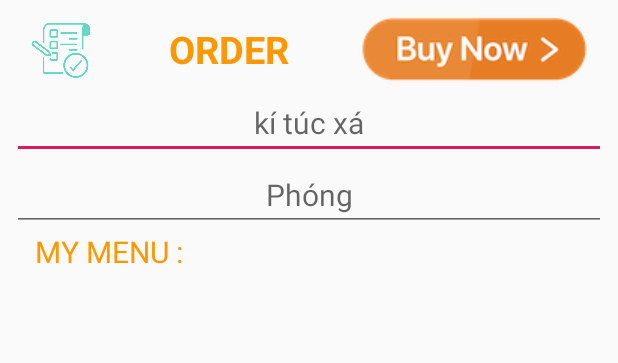
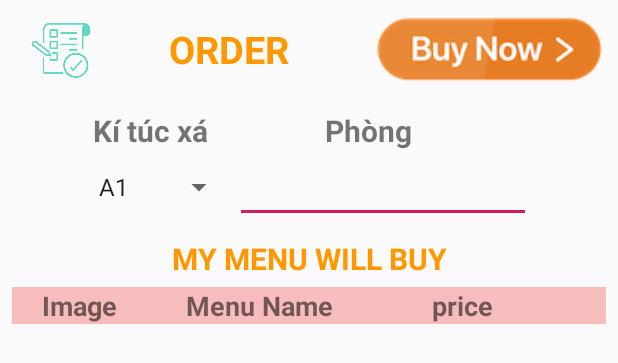
Before and after one commit to sksouk/Foody, an Android app: the layout activity_order.xml on its own in the app's theme, with its tools: preview values and no code run, on a phone screen of 412 x 824 dp. Shown: the top 363 px of the screen. Run offline under Robolectric (Android 15) with nearby library versions, the phone set to English and light mode, and no system bars.

Commit message:
Edit Order and Menu

```diff
--- a/app/src/main/AndroidManifest.xml
+++ b/app/src/main/AndroidManifest.xml
@@ -15,8 +15,8 @@
         android:supportsRtl="true"
         android:theme="@style/AppTheme">
         <activity android:name=".MainActivity"></activity>
-        <activity android:name=".Order"></activity>
-        <activity android:name=".MenuActivity"
+        <activity android:name=".MenuActivity"></activity>
+        <activity android:name=".Order"
             android:label="@string/title_activity_login">
             <intent-filter>
                 <action android:name="android.intent.action.MAIN" />
--- a/app/src/main/res/layout/activity_order.xml
+++ b/app/src/main/res/layout/activity_order.xml
@@ -9,7 +9,7 @@
     <LinearLayout
         android:layout_width="match_parent"
         android:orientation="vertical"
-        android:layout_height="wrap_content">
+        android:layout_height="match_parent">
 
         <LinearLayout
             android:orientation="horizontal"
@@ -26,7 +26,7 @@
                 android:gravity="center"
                 android:layout_width="150dp"
                 android:layout_height="50dp"
-                android:textSize="25dp"
+                android:textSize="25sp"
                 android:textStyle="bold"
                 android:textColor="#FF9800"
                 android:text="ORDER" />
@@ -36,44 +36,109 @@
                 android:layout_width="wrap_content"
                 android:layout_height="match_parent"
                 android:layout_weight="1"
+                android:paddingLeft="20sp"
                 android:background="@null"
                 android:src="@drawable/buy" />
-
         </LinearLayout>
+        <LinearLayout
+            android:layout_marginTop="15sp"
+            android:orientation="horizontal"
+            android:layout_width="match_parent"
+            android:layout_height="wrap_content">
+            <TextView
+                android:text="Kí túc xá"
+                android:textSize="20sp"
+                android:paddingLeft="25sp"
+                android:layout_weight="3"
+                android:textStyle="bold"
+                android:gravity="center"
+                android:layout_width="match_parent"
+                android:layout_height="match_parent" />
+            <TextView
+                android:text="Phòng"
+                android:textSize="20sp"
+                android:layout_weight="2"
+                android:textStyle="bold"
+                android:paddingLeft="50sp"
+                android:gravity="center_vertical"
+                android:layout_width="match_parent"
+                android:layout_height="match_parent" />
+        </LinearLayout>
+        <LinearLayout
+            android:orientation="horizontal"
+            android:layout_width="match_parent"
+            android:gravity="center"
+            android:paddingRight="50sp"
+            android:paddingLeft="50sp"
+            android:layout_height="wrap_content">
+            <Spinner
+                android:id="@+id/spinner_kitucxa"
+                android:layout_weight="2"
+                android:layout_width="match_parent"
+                android:layout_height="40sp"
+                android:entries="@array/Spinner_Items"/>
 
             <EditText
                 android:gravity="center"
-            android:id="@+id/edit_ktx"
+                android:id="@+id/editphong"
+                android:layout_weight="1"
                 android:layout_width="match_parent"
                 android:layout_height="wrap_content"
                 android:textColor="#FF9800"
                 android:ems="10"
-            android:textSize="20dp"
-            android:inputType="textPersonName"
-            android:hint="kí túc xá" />
+                android:textSize="20sp"
+                android:inputType="textPersonName"/>
+        </LinearLayout>
 
-        <EditText
+        <TextView
+            android:layout_marginTop="10sp"
+            android:text="MY MENU WILL BUY"
+            android:textSize="20sp"
             android:gravity="center"
-            android:id="@+id/editphong"
-            android:layout_width="match_parent"
-            android:layout_height="wrap_content"
-            android:textColor="#FF9800"
-            android:ems="10"
-            android:textSize="20dp"
-            android:inputType="textPersonName"
-            android:hint="Phóng" />
-        <TextView
-            android:text="MY MENU :"
-            android:textSize="20dp"
-            android:paddingLeft="15dp"
+            android:textStyle="bold"
             android:textColor="#FF9800"
             android:layout_width="match_parent"
             android:layout_height="wrap_content" />
+        <LinearLayout
+            android:layout_marginTop="5sp"
+            android:background="#F7BCBC"
+            android:orientation="horizontal"
+            android:layout_width="wrap_content"
+            android:layout_height="wrap_content">
+            <TextView
+                android:text="Image"
+                android:gravity="center"
+                android:textSize="18sp"
+                android:textStyle="bold"
+                android:layout_width="90sp"
+                android:layout_height="wrap_content" />
+            <TextView
+                android:text="Menu Name"
+                android:gravity="center"
+                android:textSize="18sp"
+                android:textStyle="bold"
+                android:layout_width="150sp"
+                android:layout_height="wrap_content" />
+            <TextView
+                android:text="price"
+                android:gravity="center"
+                android:textSize="18sp"
+                android:textStyle="bold"
+                android:layout_width="120sp"
+                android:layout_height="wrap_content" />
+            <TextView
+                android:layout_width="60sp"
+                android:layout_height="wrap_content" />
 
-        <ListView
+        </LinearLayout>
+
+        <android.support.v7.widget.RecyclerView
             android:id="@+id/listOrder"
+            android:paddingTop="10dp"
             android:layout_width="match_parent"
-            android:layout_height="530dp" />
+            android:layout_height="match_parent">
+
+        </android.support.v7.widget.RecyclerView>
 
     </LinearLayout>
 </RelativeLayout>
--- a/app/src/main/res/layout/cardview_item_food.xml
+++ b/app/src/main/res/layout/cardview_item_food.xml
@@ -1,5 +1,6 @@
 <?xml version="1.0" encoding="utf-8"?>
-<android.support.v7.widget.CardView xmlns:android="http://schemas.android.com/apk/res/android"
+<android.support.v7.widget.CardView
+    xmlns:android="http://schemas.android.com/apk/res/android"
     android:layout_width="120dp"
     android:layout_height="190dp"
     xmlns:cardview="http://schemas.android.com/apk/res-auto"
@@ -79,6 +80,7 @@
                     <Button
                         android:id="@+id/btn_addcart"
                         android:text="Add"
+                        android:textSize="16dp"
                         android:textColor="#4CAF50"
                         android:padding="0dp"
                         android:layout_width="wrap_content"
--- a/app/src/main/res/values/strings.xml
+++ b/app/src/main/res/values/strings.xml
@@ -1,6 +1,6 @@
 <resources>
     <string name="app_name">Foody</string>
-    <string name="title_activity_login">Sign in</string>
+    <string name="title_activity_login">Foody</string>
     <!-- Strings related to login -->
     <string name="prompt_email">Email</string>
     <string name="prompt_password">Password (optional)</string>
@@ -13,4 +13,12 @@
     <string name="permission_rationale">"Contacts permissions are needed for providing email
         completions."
     </string>
+    <string-array name="Spinner_Items">
+        <item>A1</item>
+        <item>A2</item>
+        <item>A3</item>
+        <item>B1</item>
+        <item>B2</item>
+        <item>B3</item>
+    </string-array>
 </resources>
```
Also changed, not shown: app/src/main/java/foody/com/Order.java (+41 -0 lines), app/src/main/java/foody/com/RecyclerViewAdapter.java (+3 -4 lines), app/src/main/java/foody/com/RecyclerViewAdapterMenu.java (added, +63 -0 lines), app/src/main/java/foody/com/order_class.java (added, +60 -0 lines), app/src/main/res/layout/cardview_item_order.xml (added, +57 -0 lines), app/src/main/res/drawable/delete.png (added). Lines whose indentation alone changed are shown as unchanged.
